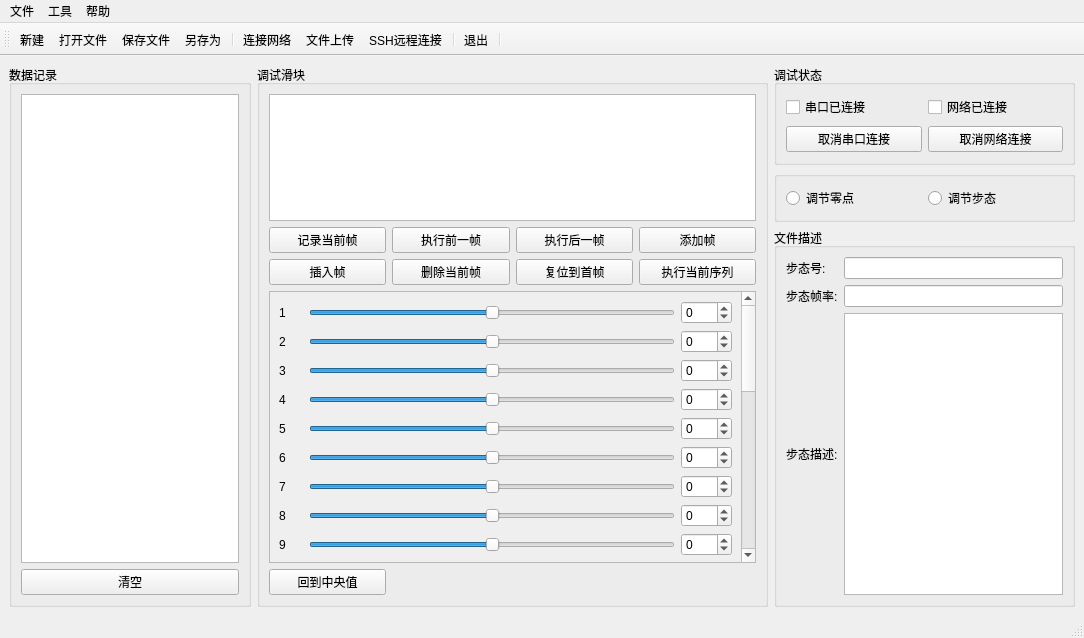
First picture: the form in mainwindow.ui, repository BronWang/SpecialGait, before the edit.
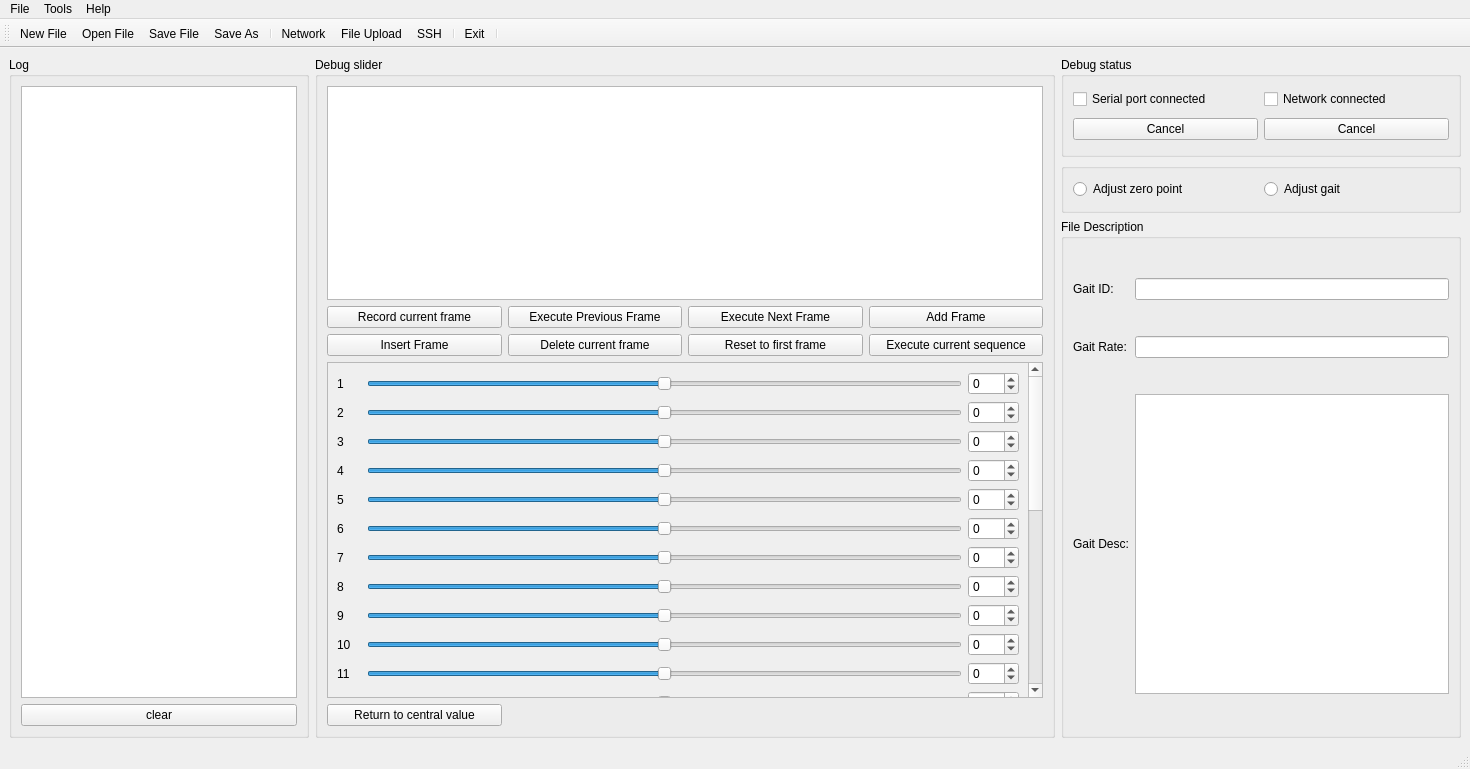
Second picture: the form after the edit. Icons and pictures are not drawn.

Commit message: 英文界面

Diff of the .ui file:
```diff
--- a/mainwindow.ui
+++ b/mainwindow.ui
@@ -6,8 +6,8 @@
    <rect>
     <x>0</x>
     <y>0</y>
-    <width>1084</width>
-    <height>638</height>
+    <width>1470</width>
+    <height>769</height>
    </rect>
   </property>
   <property name="windowTitle">
@@ -24,7 +24,7 @@
        </size>
       </property>
       <property name="title">
-       <string>数据记录</string>
+       <string>Log</string>
       </property>
       <layout class="QVBoxLayout" name="verticalLayout_3">
        <item>
@@ -37,7 +37,7 @@
        <item>
         <widget class="QPushButton" name="pushButtonClearText">
          <property name="text">
-          <string>清空</string>
+          <string>clear</string>
          </property>
         </widget>
        </item>
@@ -47,13 +47,13 @@
     <item>
      <widget class="QGroupBox" name="groupBox">
       <property name="title">
-       <string>调试滑块</string>
+       <string>Debug slider</string>
       </property>
       <layout class="QGridLayout" name="gridLayout">
        <item row="2" column="1">
         <widget class="QPushButton" name="btnExecPreFrame">
          <property name="text">
-          <string>执行前一帧</string>
+          <string>Execute Previous Frame</string>
          </property>
         </widget>
        </item>
@@ -70,14 +70,14 @@
        <item row="5" column="0">
         <widget class="QPushButton" name="btnReturnCentralValue">
          <property name="text">
-          <string>回到中央值</string>
+          <string>Return to central value</string>
          </property>
         </widget>
        </item>
        <item row="2" column="2">
         <widget class="QPushButton" name="btnExecLaterFrame">
          <property name="text">
-          <string>执行后一帧</string>
+          <string>Execute Next Frame</string>
          </property>
          <property name="checkable">
           <bool>false</bool>
@@ -90,14 +90,14 @@
        <item row="3" column="2">
         <widget class="QPushButton" name="btnResetFrame">
          <property name="text">
-          <string>复位到首帧</string>
+          <string>Reset to first frame</string>
          </property>
         </widget>
        </item>
        <item row="2" column="3">
         <widget class="QPushButton" name="btnAppendFrame">
          <property name="text">
-          <string>添加帧</string>
+          <string>Add Frame</string>
          </property>
          <property name="checkable">
           <bool>false</bool>
@@ -110,7 +110,7 @@
        <item row="2" column="0">
         <widget class="QPushButton" name="btnRecordCurFrame">
          <property name="text">
-          <string>记录当前帧</string>
+          <string>Record current frame</string>
          </property>
          <property name="checkable">
           <bool>false</bool>
@@ -123,21 +123,21 @@
        <item row="3" column="0">
         <widget class="QPushButton" name="btnInsertFrame">
          <property name="text">
-          <string>插入帧</string>
+          <string>Insert Frame</string>
          </property>
         </widget>
        </item>
        <item row="3" column="1">
         <widget class="QPushButton" name="btnDelCurFrame">
          <property name="text">
-          <string>删除当前帧</string>
+          <string>Delete current frame</string>
          </property>
         </widget>
        </item>
        <item row="3" column="3">
         <widget class="QPushButton" name="btnExecList">
          <property name="text">
-          <string>执行当前序列</string>
+          <string>Execute current sequence</string>
          </property>
         </widget>
        </item>
@@ -157,7 +157,7 @@
            <rect>
             <x>0</x>
             <y>0</y>
-            <width>464</width>
+            <width>746</width>
             <height>771</height>
            </rect>
           </property>
@@ -1219,13 +1219,13 @@
          </size>
         </property>
         <property name="title">
-         <string>调试状态</string>
+         <string>Debug status</string>
         </property>
         <layout class="QGridLayout" name="gridLayout_5">
          <item row="0" column="1">
           <widget class="QCheckBox" name="checkBoxNetwork">
            <property name="text">
-            <string>网络已连接</string>
+            <string>Network connected</string>
            </property>
            <property name="checkable">
             <bool>true</bool>
@@ -1238,7 +1238,7 @@
          <item row="1" column="0">
           <widget class="QPushButton" name="btnCancelSerialPortCon">
            <property name="text">
-            <string>取消串口连接</string>
+            <string>Cancel</string>
            </property>
            <property name="checkable">
             <bool>false</bool>
@@ -1251,14 +1251,14 @@
          <item row="1" column="1">
           <widget class="QPushButton" name="btnCancelNetCon">
            <property name="text">
-            <string>取消网络连接</string>
+            <string>Cancel</string>
            </property>
           </widget>
          </item>
          <item row="0" column="0">
           <widget class="QCheckBox" name="checkBoxSerial">
            <property name="text">
-            <string>串口已连接</string>
+            <string>Serial port connected</string>
            </property>
            <property name="checkable">
             <bool>true</bool>
@@ -1292,14 +1292,14 @@
          <item>
           <widget class="QRadioButton" name="rbtnAdjustZero">
            <property name="text">
-            <string>调节零点</string>
+            <string>Adjust zero point</string>
            </property>
           </widget>
          </item>
          <item>
           <widget class="QRadioButton" name="rbtnAdjustGait">
            <property name="text">
-            <string>调节步态</string>
+            <string>Adjust gait</string>
            </property>
           </widget>
          </item>
@@ -1321,7 +1321,7 @@
          </size>
         </property>
         <property name="title">
-         <string>文件描述</string>
+         <string>File Description</string>
         </property>
         <layout class="QGridLayout" name="gridLayout_3">
          <item row="0" column="1">
@@ -1330,7 +1330,7 @@
          <item row="1" column="0">
           <widget class="QLabel" name="label_28">
            <property name="text">
-            <string>步态帧率:</string>
+            <string>Gait Rate:</string>
            </property>
           </widget>
          </item>
@@ -1347,7 +1347,7 @@
          <item row="0" column="0">
           <widget class="QLabel" name="label_26">
            <property name="text">
-            <string>步态号:</string>
+            <string>Gait ID:</string>
            </property>
           </widget>
          </item>
@@ -1357,7 +1357,7 @@
          <item row="2" column="0">
           <widget class="QLabel" name="label_27">
            <property name="text">
-            <string>步态描述:</string>
+            <string>Gait Desc:</string>
            </property>
           </widget>
          </item>
@@ -1373,13 +1373,13 @@
     <rect>
      <x>0</x>
      <y>0</y>
-     <width>1084</width>
+     <width>1470</width>
      <height>26</height>
     </rect>
    </property>
    <widget class="QMenu" name="menu">
     <property name="title">
-     <string>文件</string>
+     <string>File</string>
     </property>
     <addaction name="newFile"/>
     <addaction name="openFile"/>
@@ -1387,7 +1387,7 @@
    </widget>
    <widget class="QMenu" name="menu_2">
     <property name="title">
-     <string>工具</string>
+     <string>Tools</string>
     </property>
     <addaction name="serialPort"/>
     <addaction name="networkCom"/>
@@ -1396,7 +1396,7 @@
    </widget>
    <widget class="QMenu" name="menu_3">
     <property name="title">
-     <string>帮助</string>
+     <string>Help</string>
     </property>
     <addaction name="IkidRobotImage"/>
    </widget>
@@ -1451,7 +1451,7 @@
      <normaloff>:/images/images/066.GIF</normaloff>:/images/images/066.GIF</iconset>
    </property>
    <property name="text">
-    <string>连接网络</string>
+    <string>Network</string>
    </property>
    <property name="toolTip">
     <string>连接网络</string>
@@ -1475,7 +1475,7 @@
      <normaloff>:/images/images/090.GIF</normaloff>:/images/images/090.GIF</iconset>
    </property>
    <property name="text">
-    <string>SSH远程连接</string>
+    <string>SSH</string>
    </property>
   </action>
   <action name="nineAxisSensor">
@@ -1499,7 +1499,7 @@
      <normaloff>:/images/images/exit.bmp</normaloff>:/images/images/exit.bmp</iconset>
    </property>
    <property name="text">
-    <string>退出</string>
+    <string>Exit</string>
    </property>
   </action>
   <action name="newFile">
@@ -1508,7 +1508,7 @@
      <normaloff>:/images/images/100.bmp</normaloff>:/images/images/100.bmp</iconset>
    </property>
    <property name="text">
-    <string>新建</string>
+    <string>New File</string>
    </property>
   </action>
   <action name="openFile">
@@ -1517,7 +1517,7 @@
      <normaloff>:/images/images/100.bmp</normaloff>:/images/images/100.bmp</iconset>
    </property>
    <property name="text">
-    <string>打开文件</string>
+    <string>Open File</string>
    </property>
   </action>
   <action name="saveFile">
@@ -1526,7 +1526,7 @@
      <normaloff>:/images/images/save.bmp</normaloff>:/images/images/save.bmp</iconset>
    </property>
    <property name="text">
-    <string>保存文件</string>
+    <string>Save File</string>
    </property>
    <property name="toolTip">
     <string>保存文件</string>
@@ -1541,7 +1541,7 @@
      <normaloff>:/images/images/104.bmp</normaloff>:/images/images/104.bmp</iconset>
    </property>
    <property name="text">
-    <string>另存为...</string>
+    <string>Save As</string>
    </property>
   </action>
   <action name="gaitUpload">
@@ -1550,7 +1550,7 @@
      <normaloff>:/images/images/126.bmp</normaloff>:/images/images/126.bmp</iconset>
    </property>
    <property name="text">
-    <string>文件上传</string>
+    <string>File Upload</string>
    </property>
   </action>
  </widget>
```
The commit also changes 2 other files.
